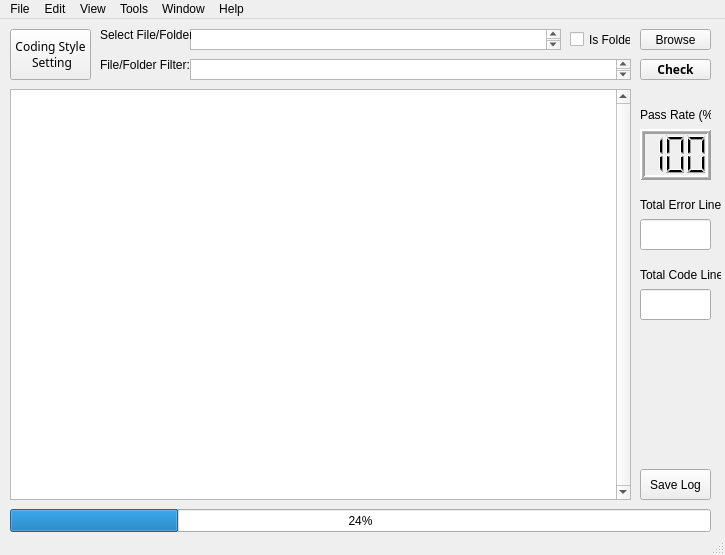
First picture: the form in checker/gui/MCUX-SDK-CodingStyleChecker.ui, repository JayHeng/MCU-CodingStyleChecker, before the edit.
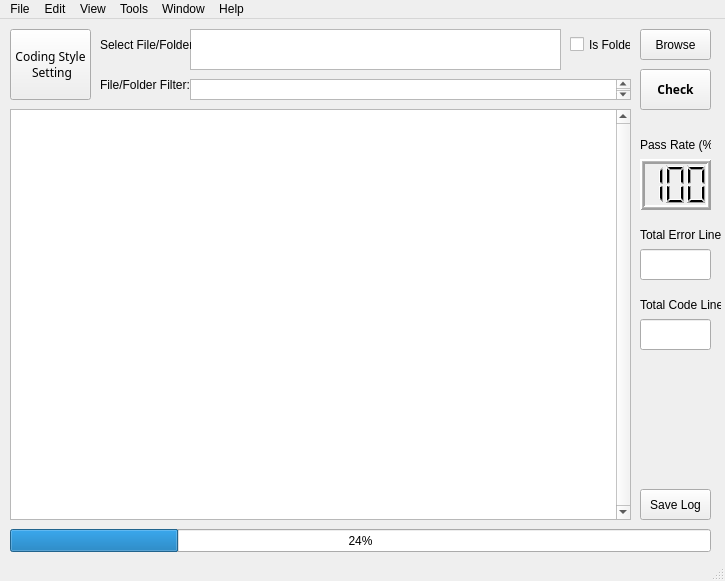
Second picture: the form after the edit.

Commit message:
[Checker Tool][UI] Minor update
- Can show long path name
- Path can contain Chinese (no special code needed)

What changed in the file:
```diff
--- a/checker/gui/MCUX-SDK-CodingStyleChecker.ui
+++ b/checker/gui/MCUX-SDK-CodingStyleChecker.ui
@@ -7,7 +7,7 @@
     <x>0</x>
     <y>0</y>
     <width>725</width>
-    <height>555</height>
+    <height>581</height>
    </rect>
   </property>
   <property name="windowTitle">
@@ -20,7 +20,7 @@
       <x>10</x>
       <y>10</y>
       <width>81</width>
-      <height>51</height>
+      <height>71</height>
      </rect>
     </property>
     <property name="font">
@@ -38,7 +38,7 @@
     <property name="geometry">
      <rect>
       <x>10</x>
-      <y>70</y>
+      <y>90</y>
       <width>621</width>
       <height>411</height>
      </rect>
@@ -51,7 +51,7 @@
     <property name="geometry">
      <rect>
       <x>10</x>
-      <y>490</y>
+      <y>510</y>
       <width>701</width>
       <height>23</height>
      </rect>
@@ -64,7 +64,7 @@
     <property name="geometry">
      <rect>
       <x>190</x>
-      <y>40</y>
+      <y>60</y>
       <width>441</width>
       <height>21</height>
      </rect>
@@ -74,7 +74,7 @@
     <property name="geometry">
      <rect>
       <x>100</x>
-      <y>30</y>
+      <y>50</y>
       <width>91</width>
       <height>31</height>
      </rect>
@@ -89,7 +89,7 @@
       <x>190</x>
       <y>10</y>
       <width>371</width>
-      <height>21</height>
+      <height>41</height>
      </rect>
     </property>
    </widget>
@@ -97,7 +97,7 @@
     <property name="geometry">
      <rect>
       <x>100</x>
-      <y>0</y>
+      <y>10</y>
       <width>91</width>
       <height>31</height>
      </rect>
@@ -112,7 +112,7 @@
       <x>640</x>
       <y>10</y>
       <width>71</width>
-      <height>21</height>
+      <height>31</height>
      </rect>
     </property>
     <property name="text">
@@ -125,7 +125,7 @@
       <x>570</x>
       <y>10</y>
       <width>61</width>
-      <height>21</height>
+      <height>31</height>
      </rect>
     </property>
     <property name="text">
@@ -136,9 +136,9 @@
     <property name="geometry">
      <rect>
       <x>640</x>
-      <y>40</y>
+      <y>50</y>
       <width>71</width>
-      <height>21</height>
+      <height>41</height>
      </rect>
     </property>
     <property name="font">
@@ -156,7 +156,7 @@
     <property name="geometry">
      <rect>
       <x>640</x>
-      <y>450</y>
+      <y>470</y>
       <width>71</width>
       <height>31</height>
      </rect>
@@ -169,7 +169,7 @@
     <property name="geometry">
      <rect>
       <x>640</x>
-      <y>80</y>
+      <y>110</y>
       <width>71</width>
       <height>31</height>
      </rect>
@@ -182,7 +182,7 @@
     <property name="geometry">
      <rect>
       <x>640</x>
-      <y>110</y>
+      <y>140</y>
       <width>71</width>
       <height>51</height>
      </rect>
@@ -207,7 +207,7 @@
     <property name="geometry">
      <rect>
       <x>640</x>
-      <y>170</y>
+      <y>200</y>
       <width>81</width>
       <height>31</height>
      </rect>
@@ -220,7 +220,7 @@
     <property name="geometry">
      <rect>
       <x>640</x>
-      <y>240</y>
+      <y>270</y>
       <width>81</width>
       <height>31</height>
      </rect>
@@ -233,7 +233,7 @@
     <property name="geometry">
      <rect>
       <x>640</x>
-      <y>270</y>
+      <y>300</y>
       <width>71</width>
       <height>31</height>
      </rect>
@@ -252,7 +252,7 @@
     <property name="geometry">
      <rect>
       <x>640</x>
-      <y>200</y>
+      <y>230</y>
       <width>71</width>
       <height>31</height>
      </rect>
```
The commit also changes 4 other files.
